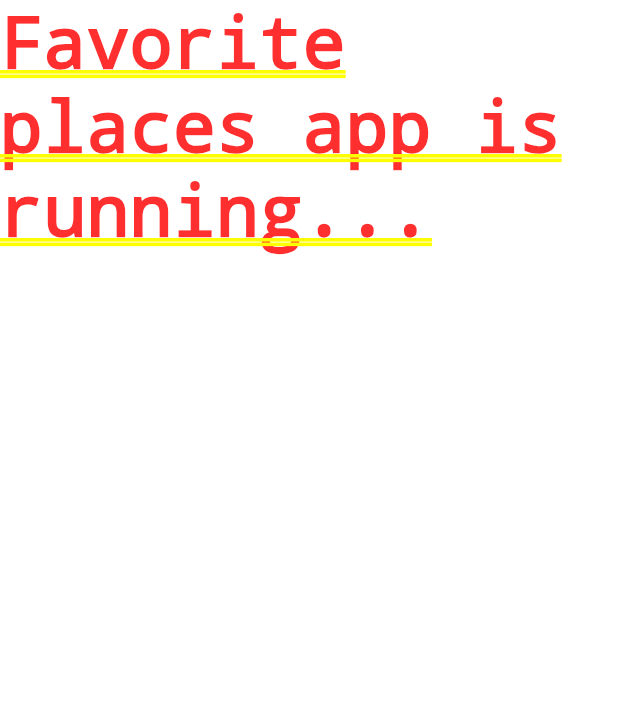
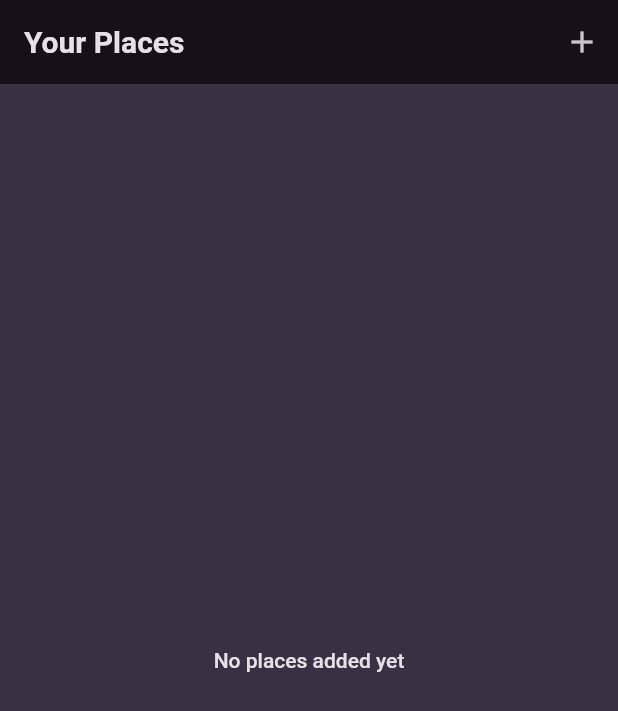
Before and after one commit to RolandMarton/flutter_favorite_places, a Flutter app: the screen it shows after launch, on a phone screen of 412 x 824 dp. Shown: the top 711 px of the screen. Run offline on Flutter 3.47's test engine with Material 2 defaults, Android fonts, the phone set to English and light mode, and no system bars; our stand-ins replace flutter_riverpod, google_fonts.

Commit message:
Making the foundation of the project

```diff
--- a/lib/main.dart
+++ b/lib/main.dart
@@ -1,6 +1,8 @@
 import 'package:flutter/material.dart';
+import 'package:google_fonts/google_fonts.dart';
+import 'package:flutter_riverpod/flutter_riverpod.dart';
 
-import 'package:google_fonts/google_fonts.dart';
+import 'package:favorite_places/screens/places.dart';
 
 final colorScheme = ColorScheme.fromSeed(
   brightness: Brightness.dark,
@@ -27,7 +29,7 @@ final theme = ThemeData().copyWith(
 
 void main() {
   runApp(
-      const MyApp(),
+    const ProviderScope(child: MyApp()),
   );
 }
 
@@ -39,7 +41,7 @@ class MyApp extends StatelessWidget {
     return MaterialApp(
       title: 'Great Places',
       theme: theme,
-      home: const Text('Favorite places app is running...'),
+      home: const PlacesScreen(),
     );
   }
 }
--- /dev/null
+++ b/lib/models/place.dart
@@ -0,0 +1,10 @@
+import 'package:uuid/uuid.dart';
+
+const uuid = Uuid();
+
+class Place {
+  Place({required this.title}) : id = uuid.v4();
+
+  final String id;
+  final String title;
+}
--- /dev/null
+++ b/lib/providers/user_places.dart
@@ -0,0 +1,16 @@
+import 'package:flutter_riverpod/flutter_riverpod.dart';
+
+import '../models/place.dart';
+
+class UserPlacesNotifier extends StateNotifier<List<Place>> {
+  UserPlacesNotifier() : super(const []);
+
+  void addPlace(String title) {
+    final newPlace = Place(title: title);
+    state = [newPlace, ...state];
+  }
+}
+
+final userPlacesProvider = StateNotifierProvider<UserPlacesNotifier, List<Place>>(
+  (ref) => UserPlacesNotifier(),
+);
--- /dev/null
+++ b/lib/screens/places.dart
@@ -0,0 +1,36 @@
+import 'package:flutter/material.dart';
+import 'package:flutter_riverpod/flutter_riverpod.dart';
+
+import 'package:favorite_places/screens/add_place.dart';
+import 'package:favorite_places/widgets/places_list.dart';
+import 'package:favorite_places/providers/user_places.dart';
+
+class PlacesScreen extends ConsumerWidget {
+  const PlacesScreen({super.key});
+
+  @override
+  Widget build(BuildContext context, WidgetRef ref) {
+    final userPlaces = ref.watch(userPlacesProvider);
+
+    return Scaffold(
+      appBar: AppBar(
+        title: const Text('Your Places'),
+        actions: [
+          IconButton(
+            icon: const Icon(Icons.add),
+            onPressed: () {
+              Navigator.of(context).push(
+                MaterialPageRoute(
+                  builder: (ctx) => const AddPlaceScreen(),
+                ),
+              );
+            },
+          ),
+        ],
+      ),
+      body: PlacesList(
+        places: userPlaces,
+      ),
+    );
+  }
+}
--- /dev/null
+++ b/lib/widgets/places_list.dart
@@ -0,0 +1,47 @@
+import 'package:favorite_places/screens/places_detail.dart';
+import 'package:flutter/material.dart';
+
+import 'package:favorite_places/models/place.dart';
+
+class PlacesList extends StatelessWidget {
+  const PlacesList({super.key, required this.places});
+
+  final List<Place> places;
+
+  @override
+  Widget build(BuildContext context) {
+    if (places.isEmpty) {
+      return Center(
+        child: Text(
+          'No places added yet',
+          style: Theme.of(context)
+              .textTheme
+              .bodyLarge!
+              .copyWith(color: Theme.of(context).colorScheme.onBackground),
+        ),
+      );
+    }
+
+    return ListView.builder(
+      itemCount: places.length,
+      itemBuilder: (ctx, index) => ListTile(
+        title: Text(
+          places[index].title,
+          style: Theme.of(context)
+              .textTheme
+              .titleMedium!
+              .copyWith(color: Theme.of(context).colorScheme.onBackground),
+        ),
+        onTap: () {
+          Navigator.of(context).push(
+            MaterialPageRoute(
+              builder: (ctx) => PlaceDetailScreen(
+                place: places[index],
+              ),
+            ),
+          );
+        },
+      ),
+    );
+  }
+}
--- a/pubspec.yaml
+++ b/pubspec.yaml
@@ -36,6 +36,8 @@ dependencies:
   # Use with the CupertinoIcons class for iOS style icons.
   cupertino_icons: ^1.0.2
   google_fonts: ^5.0.0
+  uuid: ^3.0.7
+  flutter_riverpod: ^2.3.6
 
 dev_dependencies:
   flutter_test:
```
Also changed, not shown: lib/screens/add_place.dart (added, +62 -0 lines), lib/screens/places_detail.dart (added, +27 -0 lines), pubspec.lock.
